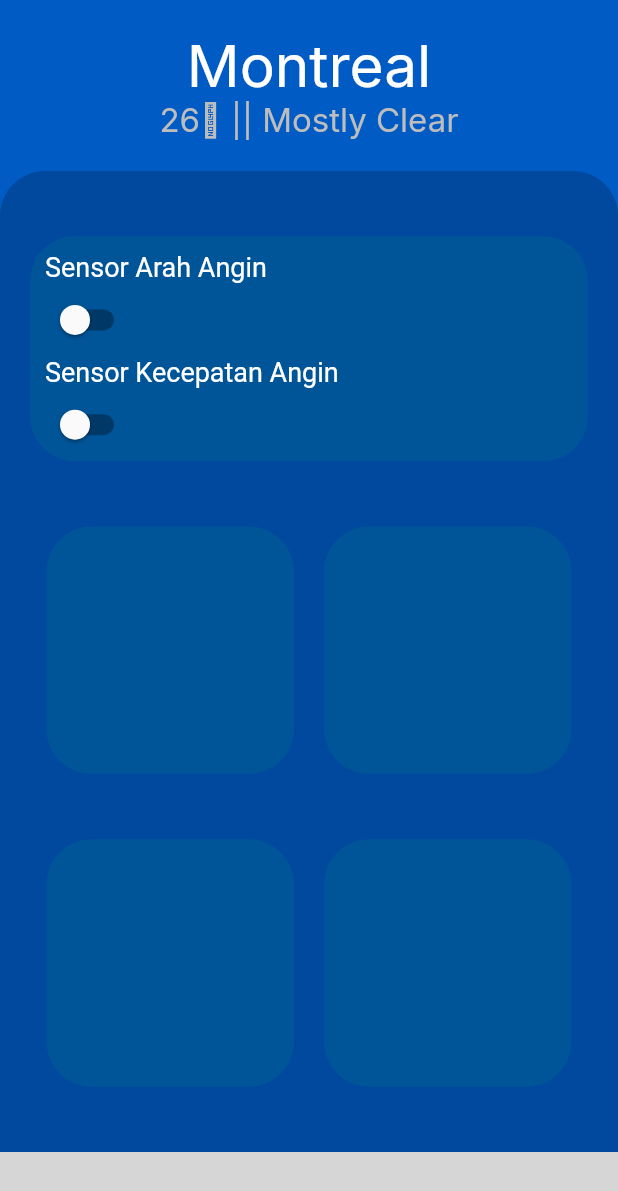
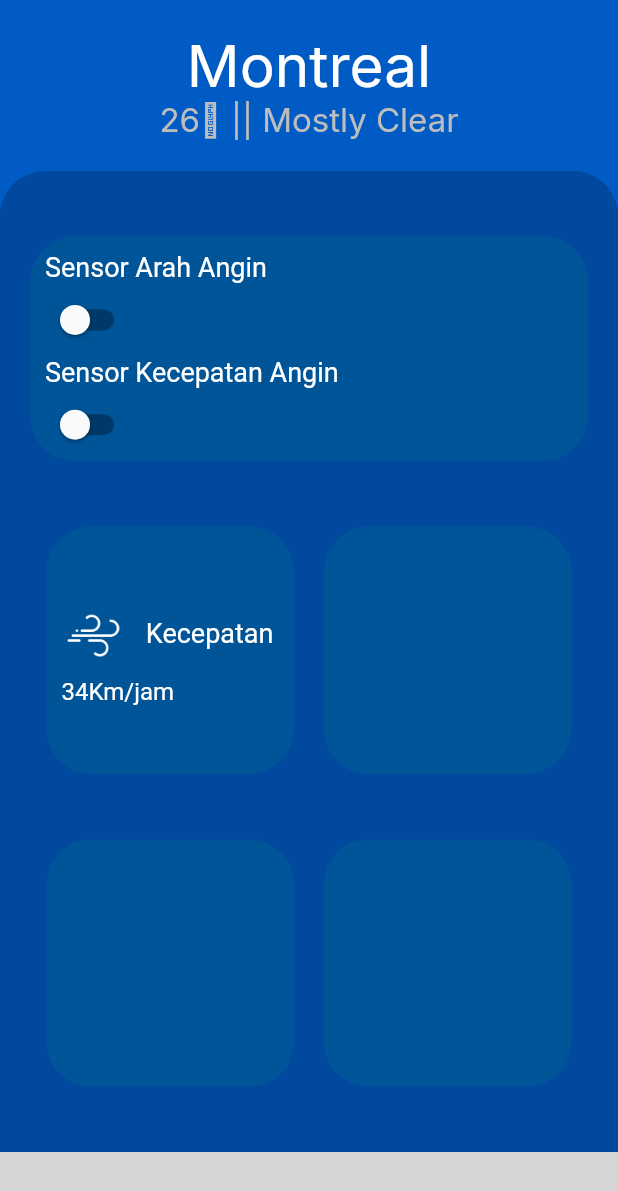
Before and after one commit to JustRizky02/weather, a Flutter app: the screen it shows after launch, swiped to page 2, on a phone screen of 412 x 824 dp. Shown: the top 1191 px of the screen. Run offline on Flutter 3.47's test engine with Material 2 defaults, Android fonts, the phone set to English and light mode, and no system bars; our stand-ins replace charts_flutter, google_fonts; missing offline and left inert: rolling_bottom_bar; statements that could not run were skipped; grey boxes are pictures that could not be loaded.

Commit message:
nambah library & edit home

```diff
--- a/lib/pages/details.dart
+++ b/lib/pages/details.dart
@@ -156,11 +156,52 @@ class _DetailsState extends State<Details> {
                           mainAxisAlignment: MainAxisAlignment.center,
                           children: [
                             Container(
-                              width: 165.0,
-                              height: 165.0,
+                              width: 165.0, // Sesuaikan dengan kebutuhan Anda
+                              height: 165.0, // Sesuaikan dengan kebutuhan Anda
                               decoration: BoxDecoration(
                                 color: Color(0x66008080).withOpacity(0.2),
                                 borderRadius: BorderRadius.circular(30),
+                              ),
+                              child: Column(
+                                mainAxisAlignment: MainAxisAlignment.center,
+                                crossAxisAlignment: CrossAxisAlignment.start,
+                                children: [
+                                  Row(
+                                    mainAxisAlignment:
+                                        MainAxisAlignment.spaceAround,
+                                    crossAxisAlignment:
+                                        CrossAxisAlignment.start,
+                                    children: [
+                                      Padding(
+                                        padding: const EdgeInsets.all(10.0),
+                                        child: Image.asset(
+                                          'lib/assets/icons8-windy-weather-35.png',
+                                          width: 35,
+                                          height: 35,
+                                        ),
+                                      ),
+                                      Padding(
+                                        padding: const EdgeInsets.only(
+                                            top: 15.0, right: 10.0),
+                                        child: Text(
+                                          'Kecepatan',
+                                          style: TextStyle(
+                                              fontSize: 18.0,
+                                              color: Colors.white),
+                                        ),
+                                      ),
+                                    ],
+                                  ),
+                                  Padding(
+                                    padding: const EdgeInsets.symmetric(
+                                        horizontal: 10.0),
+                                    child: Text(
+                                      '34Km/jam',
+                                      style: TextStyle(
+                                          fontSize: 16.0, color: Colors.white),
+                                    ),
+                                  ),
+                                ],
                               ),
                             ),
                             SizedBox(width: 20),
```
Also changed, not shown: lib/assets/icons8-windy-weather-35.png (added).
